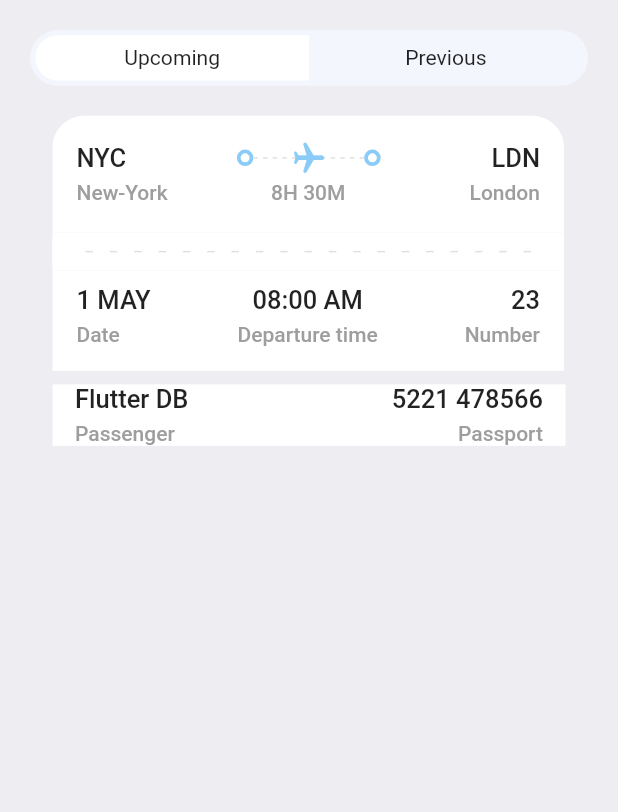
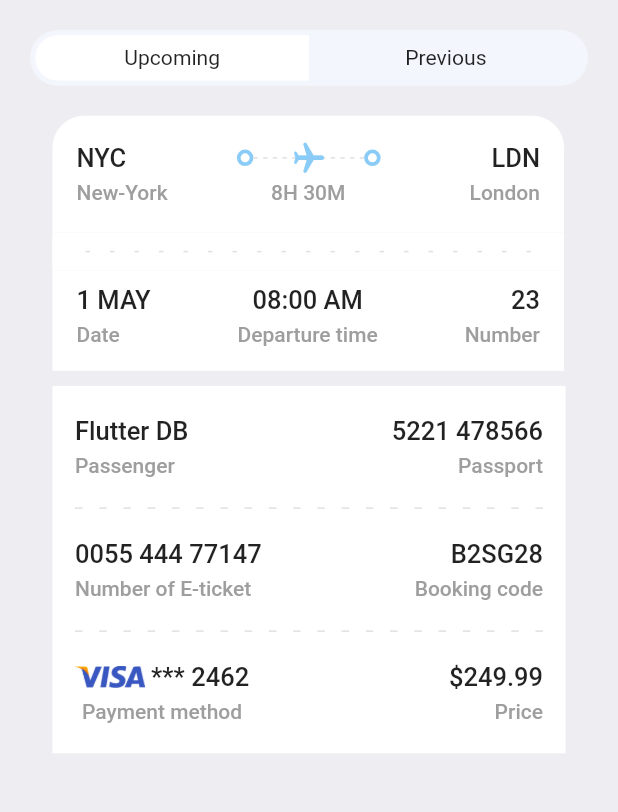
Before and after one commit to fhgaha/BookTicketsApp, a Flutter app: the TicketScreen screen opened directly, on a phone screen of 412 x 824 dp, the part 135-947 px from its top. Run offline on Flutter 3.47's test engine with Material 2 defaults, Android fonts, the phone set to English and light mode, and no system bars; our stand-ins replace fluentui_icons, gap, get.

Commit message:
ticket screen, part four - payment method

```diff
--- a/lib/screens/ticket_screen.dart
+++ b/lib/screens/ticket_screen.dart
@@ -2,6 +2,7 @@ import 'package:booktickets/screens/ticket_view.dart';
 import 'package:booktickets/utils/app_info_list.dart';
 import 'package:booktickets/utils/app_layout.dart';
 import 'package:booktickets/utils/app_styles.dart';
+import 'package:booktickets/widgets/layout_builder_widget.dart';
 import 'package:booktickets/widgets/ticket_tabs.dart';
 import 'package:flutter/material.dart';
 import 'package:gap/gap.dart';
@@ -36,27 +37,80 @@ class TicketScreen extends StatelessWidget {
                   isColor: true,
                 ),
               ),
+              const SizedBox(height: 1),
               Container(
-                padding: EdgeInsets.symmetric(horizontal: 15),
+                padding: EdgeInsets.symmetric(horizontal: 15, vertical: 20),
                 margin: EdgeInsets.symmetric(horizontal: 15),
                 color: Colors.white,
                 child: Column(
                   children: [
                     Row(
                       mainAxisAlignment: MainAxisAlignment.spaceBetween,
-                      children: [
-                        const AppColumnLayout(
+                      children: const [
+                        AppColumnLayout(
                           firstText: "Flutter DB",
                           secondText: "Passenger",
                           alignment: CrossAxisAlignment.start,
                           isColor: true,
                         ),
-                        const AppColumnLayout(
+                        AppColumnLayout(
                           firstText: "5221 478566",
                           secondText: "Passport",
                           alignment: CrossAxisAlignment.end,
                           isColor: true,
                         ),
+                      ],
+                    ),
+                    Gap(AppLayout.getHeight(20)),
+                    const AppLayoutBuilderWidget(
+                        sections: 15, isColor: true, width: 5),
+                    Gap(AppLayout.getHeight(20)),
+                    Row(
+                      mainAxisAlignment: MainAxisAlignment.spaceBetween,
+                      children: const [
+                        AppColumnLayout(
+                          firstText: "0055 444 77147",
+                          secondText: "Number of E-ticket",
+                          alignment: CrossAxisAlignment.start,
+                          isColor: true,
+                        ),
+                        AppColumnLayout(
+                          firstText: "B2SG28",
+                          secondText: "Booking code",
+                          alignment: CrossAxisAlignment.end,
+                          isColor: true,
+                        ),
+                      ],
+                    ),
+                    Gap(AppLayout.getHeight(20)),
+                    const AppLayoutBuilderWidget(
+                        sections: 15, isColor: true, width: 5),
+                    Gap(AppLayout.getHeight(20)),
+                    Row(
+                      mainAxisAlignment: MainAxisAlignment.spaceBetween,
+                      children: [
+                        Column(
+                          children: [
+                            Row(
+                              children: [
+                                Image.asset(
+                                  "assets/images/visa.png",
+                                  scale: 11,
+                                ),
+                                Text(" *** 2462", style: Styles.headLineStyle3),
+                              ],
+                            ),
+                            Gap(AppLayout.getHeight(5)),
+                            Text("Payment method",
+                                style: Styles.headLineStyle4),
+                          ],
+                        ),
+                        const AppColumnLayout(
+                          firstText: "\$249.99",
+                          secondText: "Price",
+                          alignment: CrossAxisAlignment.end,
+                          isColor: true,
+                        )
                       ],
                     ),
                   ],
--- a/lib/screens/ticket_view.dart
+++ b/lib/screens/ticket_view.dart
@@ -5,6 +5,8 @@ import 'package:booktickets/widgets/column_layout.dart';
 import 'package:booktickets/widgets/thick_container.dart';
 import 'package:flutter/material.dart';
 import 'package:gap/gap.dart';
+
+import '../widgets/layout_builder_widget.dart';
 
 class TicketView extends StatelessWidget {
   final Map<String, dynamic> ticket;
@@ -50,29 +52,9 @@ class TicketView extends StatelessWidget {
                             //dot line
                             SizedBox(
                               height: AppLayout.getHeight(24),
-                              child: LayoutBuilder(
-                                builder: (buildContext, boxConstraints) {
-                                  return Flex(
-                                    direction: Axis.horizontal,
-                                    mainAxisAlignment:
-                                        MainAxisAlignment.spaceBetween,
-                                    mainAxisSize: MainAxisSize.max,
-                                    children: List.generate(
-                                      (boxConstraints.constrainWidth() / 6)
-                                          .floor(),
-                                      (index) => SizedBox(
-                                        width: 3,
-                                        height: 1,
-                                        child: DecoratedBox(
-                                          decoration: BoxDecoration(
-                                              color: isColor == null
-                                                  ? Colors.white
-                                                  : Colors.grey.shade300),
-                                        ),
-                                      ),
-                                    ),
-                                  );
-                                },
+                              child: AppLayoutBuilderWidget(
+                                sections: 6,
+                                isColor: isColor,
                               ),
                             ),
                             //plane symbol
@@ -148,30 +130,14 @@ class TicketView extends StatelessWidget {
                       ),
                     ),
                   ),
+                  // const AppLayoutBuilderWidget(isColor: true, sections: 15),
                   //dot line
                   Expanded(
                     child: Padding(
                       padding: EdgeInsets.all(AppLayout.getHeight(12)),
-                      child: LayoutBuilder(
-                        builder: (buildContext, boxConstraints) {
-                          return Flex(
-                            direction: Axis.horizontal,
-                            mainAxisAlignment: MainAxisAlignment.spaceBetween,
-                            mainAxisSize: MainAxisSize.max,
-                            children: List.generate(
-                              (boxConstraints.constrainWidth() / 15).floor(),
-                              (index) => SizedBox(
-                                width: 5,
-                                height: 1,
-                                child: DecoratedBox(
-                                    decoration: BoxDecoration(
-                                        color: isColor == null
-                                            ? Colors.white
-                                            : Colors.grey.shade300)),
-                              ),
-                            ),
-                          );
-                        },
+                      child: AppLayoutBuilderWidget(
+                        sections: 15,
+                        isColor: isColor,
                       ),
                     ),
                   ),
--- /dev/null
+++ b/lib/widgets/layout_builder_widget.dart
@@ -0,0 +1,34 @@
+import 'package:flutter/material.dart';
+
+class AppLayoutBuilderWidget extends StatelessWidget {
+  final bool? isColor;
+  final int sections;
+  final double width;
+  const AppLayoutBuilderWidget(
+      {super.key, this.isColor, required this.sections, this.width = 3});
+
+  @override
+  Widget build(BuildContext context) {
+    return LayoutBuilder(
+      builder: (buildContext, boxConstraints) {
+        return Flex(
+          direction: Axis.horizontal,
+          mainAxisAlignment: MainAxisAlignment.spaceBetween,
+          mainAxisSize: MainAxisSize.max,
+          children: List.generate(
+            (boxConstraints.constrainWidth() / sections).floor(),
+            (index) => SizedBox(
+              width: width,
+              height: 1,
+              child: DecoratedBox(
+                decoration: BoxDecoration(
+                    color:
+                        isColor == null ? Colors.white : Colors.grey.shade300),
+              ),
+            ),
+          ),
+        );
+      },
+    );
+  }
+}
```
